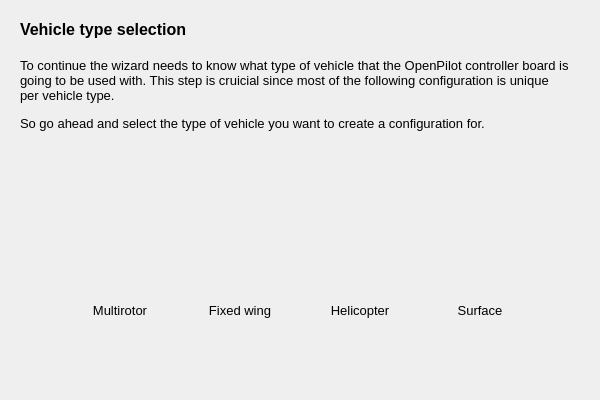
Above: ground/openpilotgcs/src/plugins/setupwizard/pages/vehiclepage.ui from openpilot/OpenPilot before the change. Below: the same form after it.
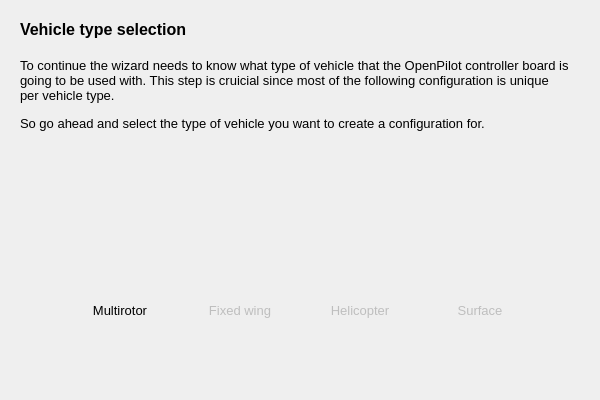
That is the form after the change. Icons and pictures are not drawn.

Patch:
```diff
--- a/ground/openpilotgcs/src/plugins/setupwizard/pages/vehiclepage.ui
+++ b/ground/openpilotgcs/src/plugins/setupwizard/pages/vehiclepage.ui
@@ -41,6 +41,9 @@
    </property>
   </widget>
   <widget class="QToolButton" name="surfaceButton">
+   <property name="enabled">
+    <bool>false</bool>
+   </property>
    <property name="geometry">
     <rect>
      <x>430</x>
@@ -141,6 +144,9 @@
    </property>
   </widget>
   <widget class="QToolButton" name="fixedwingButton">
+   <property name="enabled">
+    <bool>false</bool>
+   </property>
    <property name="geometry">
     <rect>
      <x>190</x>
@@ -191,6 +197,9 @@
    </property>
   </widget>
   <widget class="QToolButton" name="heliButton">
+   <property name="enabled">
+    <bool>false</bool>
+   </property>
    <property name="geometry">
     <rect>
      <x>310</x>
```
